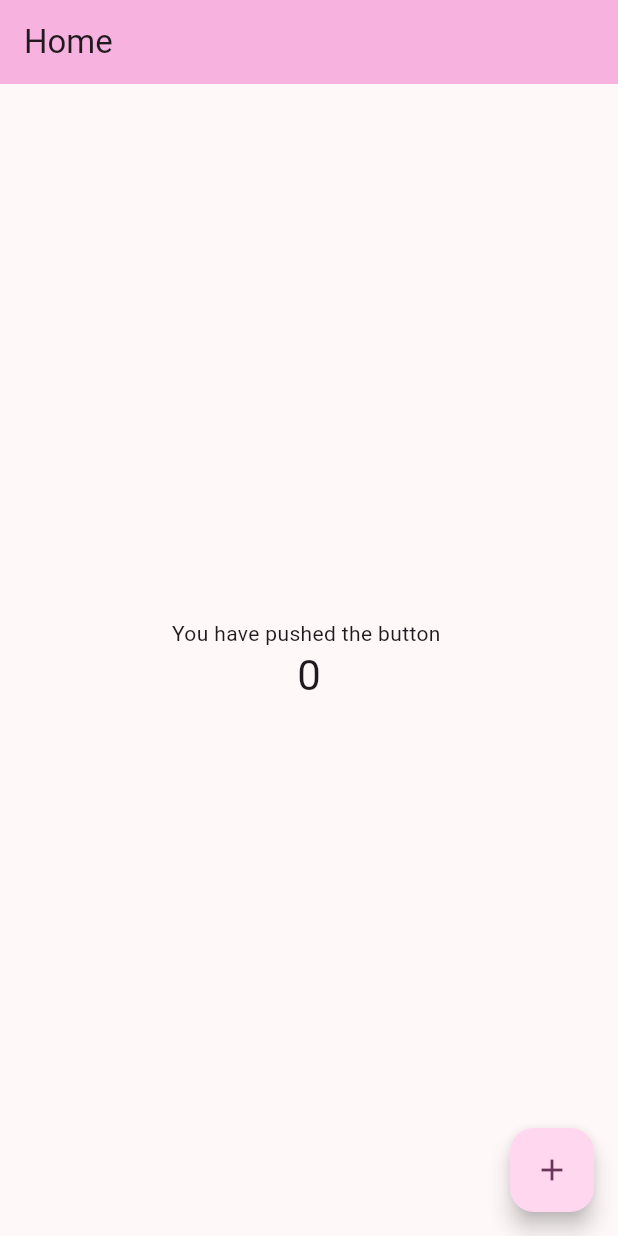
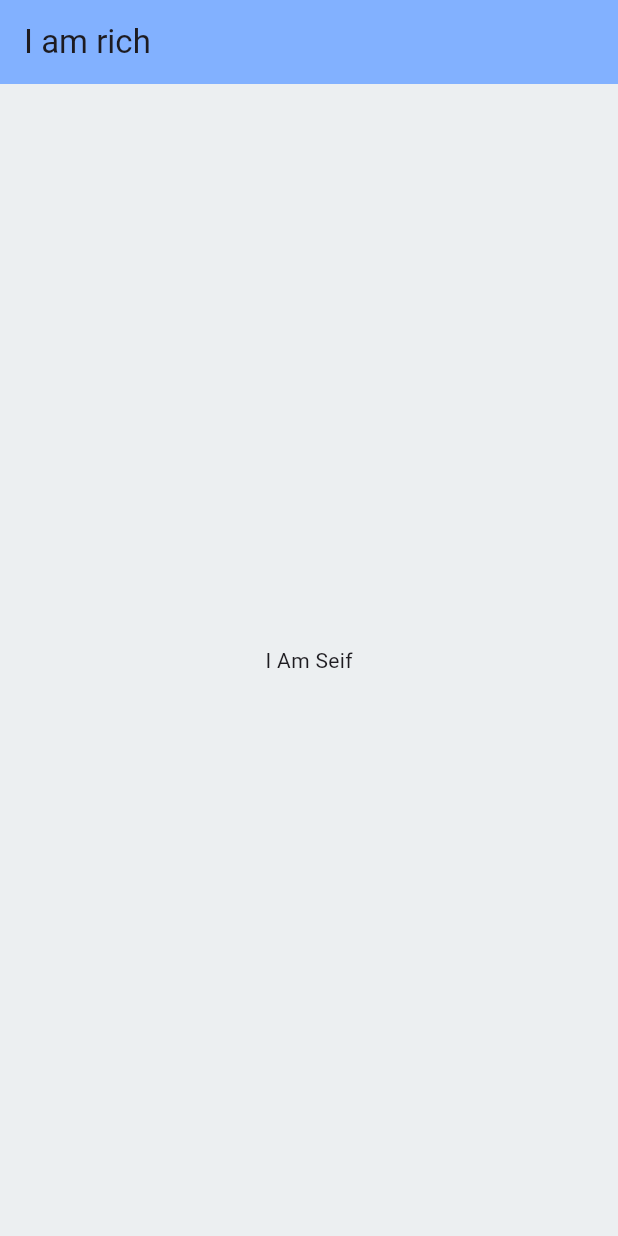
Before and after one commit to seifaaza/To_Do_List_Flutter, a Flutter app: the screen it shows after launch, on a phone screen of 412 x 824 dp. Run offline on Flutter 3.47's test engine with Material 3 defaults, Android fonts, the phone set to English and light mode, and no system bars.

Commit message:
Add scaffold

```diff
--- a/lib/main.dart
+++ b/lib/main.dart
@@ -1,71 +1,13 @@
 import 'package:flutter/material.dart';
 
 void main() {
-  runApp(const MyApp());
+  runApp(MaterialApp(
+    home: Scaffold(
+        appBar: AppBar(
+          title: Text("I am rich"),
+          backgroundColor: Colors.blueAccent[100],
+        ),
+        backgroundColor: Colors.blueGrey[50],
+        body: Center(child: Text("I Am Seif"))),
+  ));
 }
-
-class MyApp extends StatelessWidget {
-  const MyApp({super.key});
-
-  // This widget is the root of your application.
-  @override
-  Widget build(BuildContext context) {
-    return MaterialApp(
-      title: 'Flutter Demo',
-      theme: ThemeData(
-        colorScheme:
-            ColorScheme.fromSeed(seedColor: Color.fromARGB(255, 139, 0, 118)),
-        useMaterial3: true,
-      ),
-      home: const MyHomePage(title: 'Home'),
-    );
-  }
-}
-
-class MyHomePage extends StatefulWidget {
-  const MyHomePage({super.key, required this.title});
-
-  final String title;
-
-  @override
-  State<MyHomePage> createState() => _MyHomePageState();
-}
-
-class _MyHomePageState extends State<MyHomePage> {
-  int _counter = 0;
-
-  void _incrementCounter() {
-    setState(() {
-      _counter++;
-    });
-  }
-
-  @override
-  Widget build(BuildContext context) {
-    return Scaffold(
-      appBar: AppBar(
-        backgroundColor: Theme.of(context).colorScheme.inversePrimary,
-        title: Text(widget.title),
-      ),
-      body: Center(
-        child: Column(
-          mainAxisAlignment: MainAxisAlignment.center,
-          children: <Widget>[
-            const Text(
-              'You have pushed the button ',
-            ),
-            Text(
-              '$_counter',
-              style: Theme.of(context).textTheme.headlineMedium,
-            ),
-          ],
-        ),
-      ),
-      floatingActionButton: FloatingActionButton(
-        onPressed: _incrementCounter,
-        tooltip: 'Increment',
-        child: const Icon(Icons.add),
-      ), // This trailing comma makes auto-formatting nicer for build methods.
-    );
-  }
-}
```
Also changed, not shown: 1 other file.
